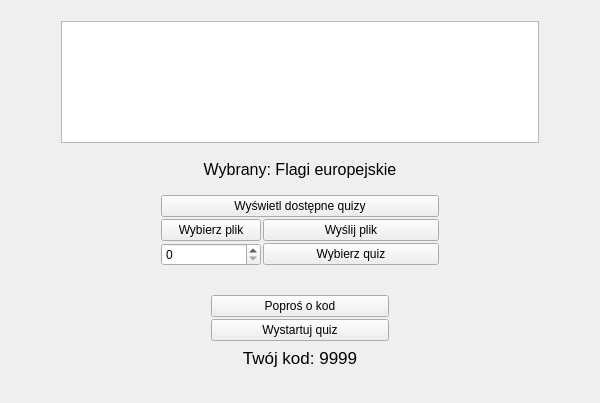
Before: the Qt Designer form src/client/gui/Setup.ui in PiotrRem/Lachut, drawn with Qt 5.
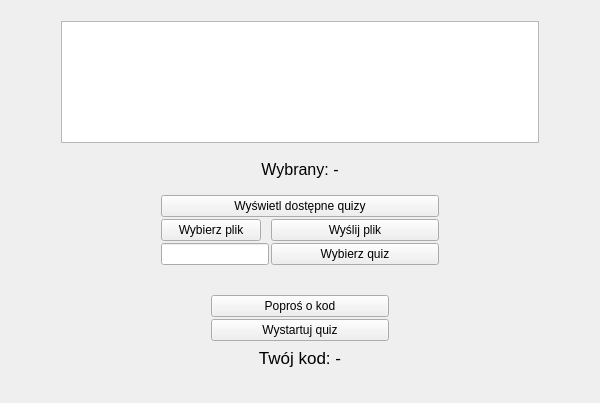
After: the same form once the commit is applied.

```diff
--- a/src/client/gui/Setup.ui
+++ b/src/client/gui/Setup.ui
@@ -84,7 +84,7 @@
             </font>
            </property>
            <property name="text">
-            <string>Wybrany: Flagi europejskie</string>
+            <string>Wybrany: -</string>
            </property>
            <property name="alignment">
             <set>Qt::AlignmentFlag::AlignCenter</set>
@@ -151,19 +151,6 @@
              </property>
             </widget>
            </item>
-           <item row="2" column="0">
-            <widget class="QSpinBox" name="idSpinBox">
-             <property name="minimumSize">
-              <size>
-               <width>100</width>
-               <height>0</height>
-              </size>
-             </property>
-             <property name="maximum">
-              <number>9999</number>
-             </property>
-            </widget>
-           </item>
            <item row="2" column="1">
             <widget class="QPushButton" name="selectBtn">
              <property name="text">
@@ -171,6 +158,9 @@
              </property>
             </widget>
            </item>
+           <item row="2" column="0">
+            <widget class="QLineEdit" name="lineEdit"/>
+           </item>
           </layout>
          </item>
          <item>
@@ -211,7 +201,7 @@
                 </font>
                </property>
                <property name="text">
-                <string>Twój kod: 9999</string>
+                <string>Twój kod: -</string>
                </property>
                <property name="alignment">
                 <set>Qt::AlignmentFlag::AlignCenter</set>
```
